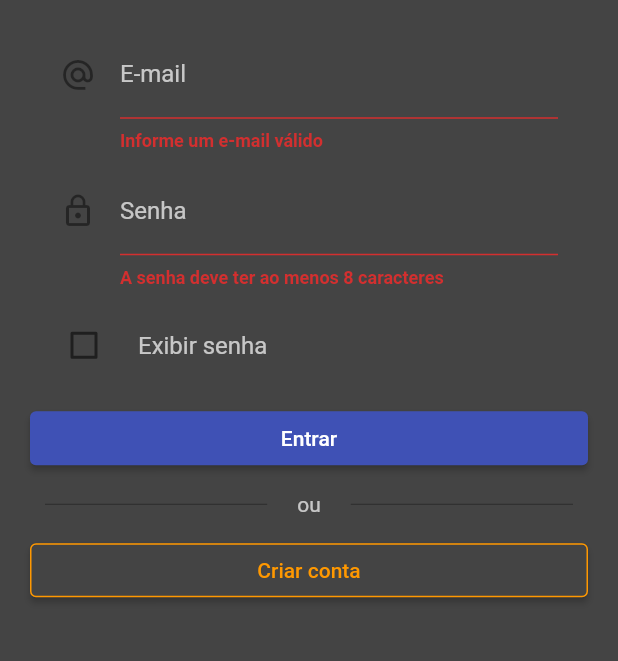
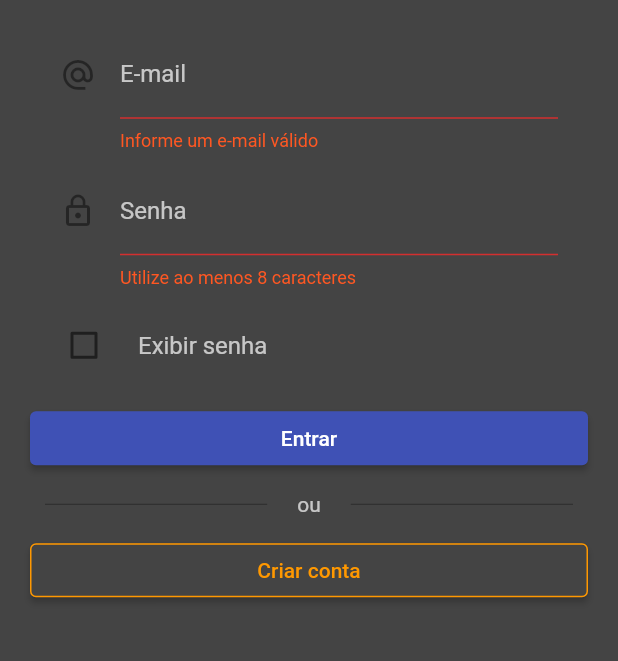
Before and after one commit to VictorAlvesBug/app-controle-financeiro, a Flutter app: the screen it shows after launch, after a tap on "Criar conta", after a tap on "Já tenho cadastro", after a tap on "Entrar", on a phone screen of 412 x 824 dp, the part 380-1041 px from its top. Run offline on Flutter 3.47's test engine with Material 2 defaults, Android fonts, the phone set to English and light mode, and no system bars; our stand-ins replace currency_text_input_formatter, flutter_speed_dial, google_fonts, shared_preferences; missing offline and left inert: simple_rich_text.

Commit message:
Corrigidos bugs ao executar no celular físico android

```diff
--- a/lib/src/app.dart
+++ b/lib/src/app.dart
@@ -3,6 +3,7 @@ import 'package:controle_financeiro/src/screens/login_screen.dart';
 import 'package:controle_financeiro/src/screens/register_screen.dart';
 import 'package:controle_financeiro/src/screens/splash_screen.dart';
 import 'package:flutter/material.dart';
+import 'package:flutter/services.dart';
 import 'package:flutter_localizations/flutter_localizations.dart';
 
 class App extends StatelessWidget {
@@ -10,6 +11,11 @@ class App extends StatelessWidget {
 
   @override
   Widget build(BuildContext context) {
+    SystemChrome.setPreferredOrientations([
+      DeviceOrientation.portraitUp,
+      DeviceOrientation.portraitDown,
+    ]);
+
     return MaterialApp(
       title: 'Controle Financeiro',
       localizationsDelegates: const [
@@ -18,7 +24,7 @@ class App extends StatelessWidget {
       ],
       supportedLocales: const [Locale('pt', 'BR')],
       theme: ThemeData(
-        primaryColor: Colors.indigo,
+        primaryColor: Colors.indigoAccent,
         primaryColorLight: Colors.orange,
         primaryColorDark: Colors.black12,
         primarySwatch: Colors.indigo,
--- a/lib/src/components/my_text_field.dart
+++ b/lib/src/components/my_text_field.dart
@@ -6,6 +6,7 @@ class MyTextField extends StatelessWidget {
   MyTextField({
     Key? key,
     required this.labelText,
+    this.enableInteractiveSelection = true,
     this.obscureText = false,
     this.validator,
     this.onChanged,
@@ -18,6 +19,7 @@ class MyTextField extends StatelessWidget {
     this.valido = false,
   }) : super(key: key);
 
+  bool enableInteractiveSelection;
   bool obscureText;
   final String? Function(String?)? validator;
   final String labelText;
@@ -39,6 +41,7 @@ class MyTextField extends StatelessWidget {
         alignment: AlignmentDirectional.center,
         children: [
           TextFormField(
+            enableInteractiveSelection: enableInteractiveSelection,
             obscureText: obscureText,
             validator: validator,
             decoration: InputDecoration(
@@ -50,7 +53,7 @@ class MyTextField extends StatelessWidget {
               ),
               focusColor: Colors.white70,
               icon: iconData == null ? null : Icon(iconData),
-              errorStyle: const TextStyle(fontWeight: FontWeight.bold),
+              errorStyle: const TextStyle(color: Colors.deepOrange),
             ),
             onChanged: onChanged,
             style: const TextStyle(color: Colors.white70),
--- a/lib/src/dto/saldo_dto.dart
+++ b/lib/src/dto/saldo_dto.dart
@@ -5,9 +5,9 @@ import '../enums/tipo_transacao_enum.dart';
 
 class SaldoDTO {
   SaldoDTO({
-    this.totalReceitas = 0,
-    this.totalDespesas = 0,
-    this.saldoTotal = 0,
+    this.totalReceitas = 0.0,
+    this.totalDespesas = 0.0,
+    this.saldoTotal = 0.0,
 });
 
   final double totalReceitas;
--- a/lib/src/screens/login_screen.dart
+++ b/lib/src/screens/login_screen.dart
@@ -124,7 +124,7 @@ class _LoginScreenState extends State<LoginScreen> {
     String senha = value ?? "";
 
     if (senha.length < 8) {
-      return "A senha deve ter ao menos 8 caracteres";
+      return "Utilize ao menos 8 caracteres";
     }
 
     RegExp regexContemNumero = RegExp(r"\d");
@@ -132,15 +132,15 @@ class _LoginScreenState extends State<LoginScreen> {
     RegExp regexContemLetraMaiuscula = RegExp(r"[A-Z]");
 
     if (regexContemNumero.allMatches(senha).isEmpty) {
-      return "A senha deve conter ao menos um caracter numérico";
+      return "Utilize ao menos um caracter numérico";
     }
 
     if (regexContemLetraMinuscula.allMatches(senha).isEmpty) {
-      return "A senha deve conter ao menos uma letra minúscula";
+      return "Utilize ao menos uma letra minúscula";
     }
 
     if (regexContemLetraMaiuscula.allMatches(senha).isEmpty) {
-      return "A senha deve conter ao menos uma letra maiúscula";
+      return "Utilize ao menos uma letra maiúscula";
     }
 
     return null;
--- a/lib/src/screens/register_screen.dart
+++ b/lib/src/screens/register_screen.dart
@@ -188,7 +188,7 @@ class _RegisterScreenState extends State<RegisterScreen> {
     String senha = value ?? "";
 
     if (senha.length < 8) {
-      return "A senha deve ter ao menos 8 caracteres";
+      return "Utilize ao menos 8 caracteres";
     }
 
     RegExp regexContemNumero = RegExp(r"\d");
@@ -196,15 +196,15 @@ class _RegisterScreenState extends State<RegisterScreen> {
     RegExp regexContemLetraMaiuscula = RegExp(r"[A-Z]");
 
     if (regexContemNumero.allMatches(senha).isEmpty) {
-      return "A senha deve conter ao menos um caracter numérico";
+      return "Utilize ao menos um caracter numérico";
     }
 
     if (regexContemLetraMinuscula.allMatches(senha).isEmpty) {
-      return "A senha deve conter ao menos uma letra minúscula";
+      return "Utilize ao menos uma letra minúscula";
     }
 
     if (regexContemLetraMaiuscula.allMatches(senha).isEmpty) {
-      return "A senha deve conter ao menos uma letra maiúscula";
+      return "Utilize ao menos uma letra maiúscula";
     }
 
     return null;
```
Also changed, not shown: lib/src/components/my_count_up.dart (+8 -1 lines), lib/src/components/resumo_box.dart (+60 -24 lines), lib/src/controllers/transacao_controller.dart (+5 -6 lines), lib/src/screens/home_screen.dart (+23 -10 lines), lib/src/services/api_service.dart (+8 -7 lines), lib/src/utils/utils.dart (+28 -10 lines).
